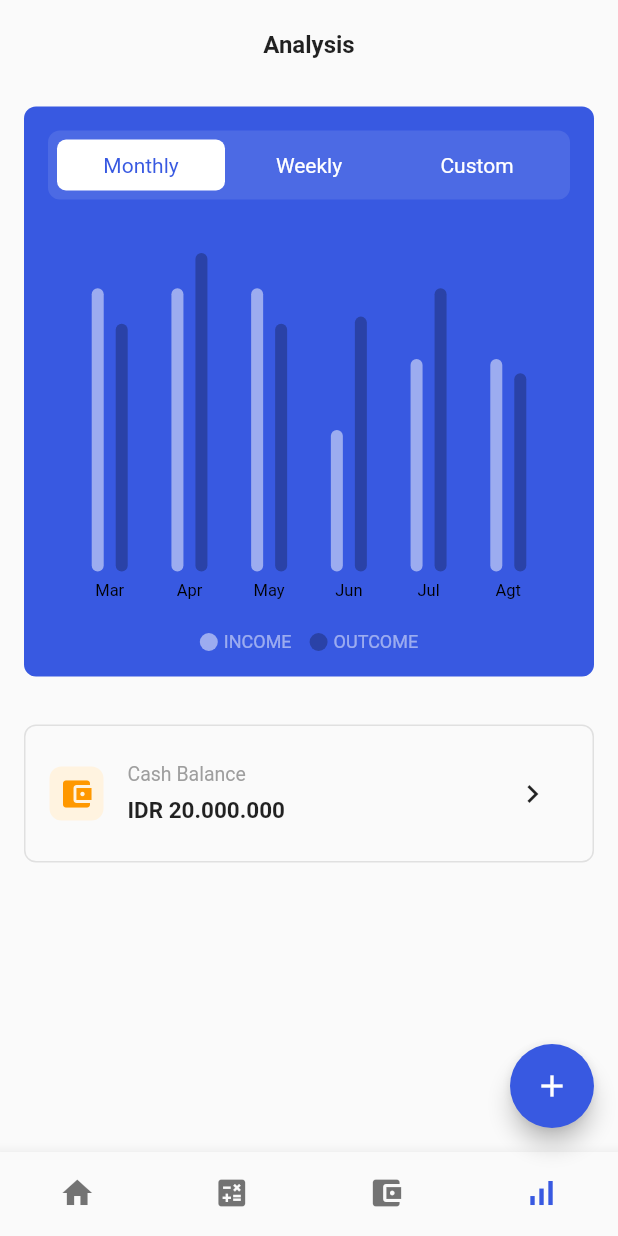
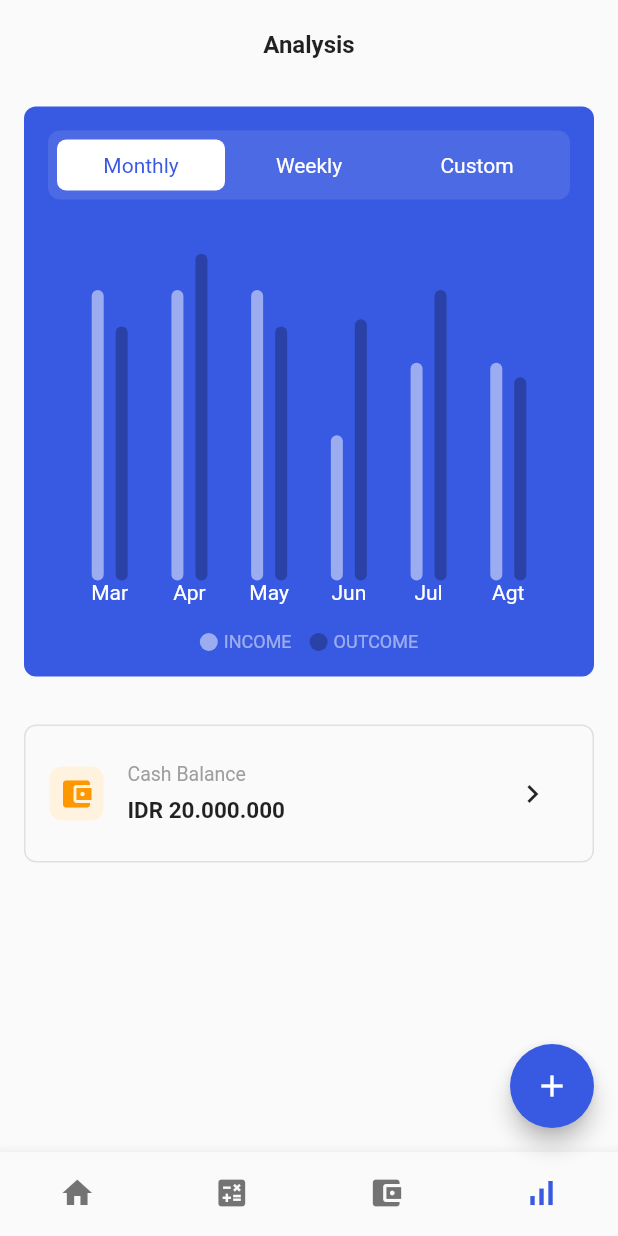
Before and after one commit to JAICHANGPARK/flutter_notebook_17th_story, a Flutter app: the screen it shows after launch, item 4 of the bottom bar chosen, on a phone screen of 412 x 824 dp. Run offline on Flutter 3.47's test engine with Material 2 defaults, Android fonts, the phone set to English and light mode, and no system bars; drawn by our look-alikes of fl_chart; our stand-ins replace cached_network_image, flutter_riverpod, ionicons, percent_indicator; network calls fail.

Commit message:
Update finance_chart_component.dart

```diff
--- a/lib/ep1004_finance_app/src/ui/finance_chart_component.dart
+++ b/lib/ep1004_finance_app/src/ui/finance_chart_component.dart
@@ -213,8 +213,7 @@ class _FinanceChartComponentState extends State<FinanceChartComponent> {
                                 //       return "Mar";
                                 //   }
                                 // }
-                            )
-                          ),
+                              )),
                           borderData: FlBorderData(show: false),
                           titlesData: FlTitlesData(
                               show: true,
@@ -238,7 +237,13 @@ class _FinanceChartComponentState extends State<FinanceChartComponent> {
                                     default:
                                       return "Mar";
                                   }
-                              }),
+                                },
+                                margin: 0,
+                                getTextStyles: (context, value) => TextStyle(
+                                  color: Colors.white,
+
+                                ),
+                              ),
                               leftTitles: SideTitles(showTitles: false),
                               topTitles: SideTitles(showTitles: false),
                               rightTitles: SideTitles(showTitles: false))),
```
Lines whose indentation alone changed are shown as unchanged.
